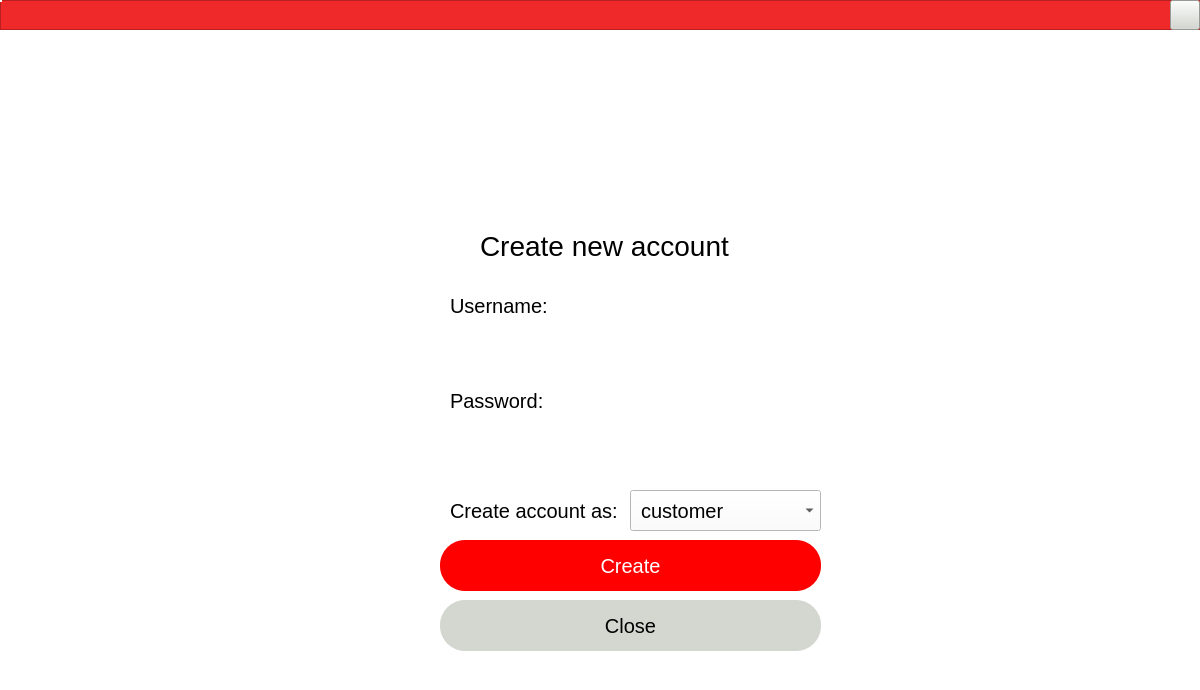
First picture: the form in junbot_gui/ui/loginwidget.ui, repository lacie-life/junbot_core, before the edit.
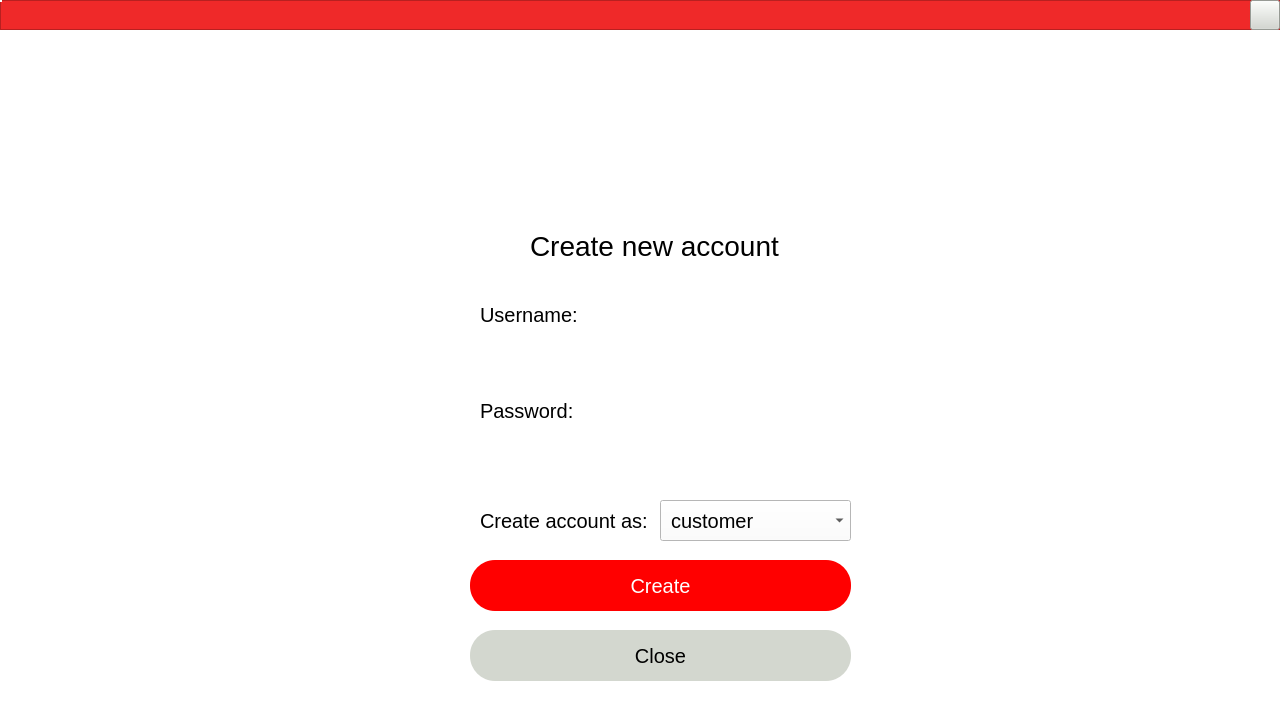
Second picture: the form after the edit. The open tabs and pages were chosen to show the change. Icons and pictures are not drawn.

The edit to the form file:
```diff
--- a/junbot_gui/ui/loginwidget.ui
+++ b/junbot_gui/ui/loginwidget.ui
@@ -9,8 +9,8 @@
    <rect>
     <x>0</x>
     <y>0</y>
-    <width>1200</width>
-    <height>690</height>
+    <width>1280</width>
+    <height>720</height>
    </rect>
   </property>
   <property name="windowTitle">
@@ -30,8 +30,8 @@
     <rect>
      <x>0</x>
      <y>0</y>
-     <width>1200</width>
-     <height>690</height>
+     <width>1280</width>
+     <height>720</height>
     </rect>
    </property>
    <property name="currentIndex">
@@ -758,15 +758,15 @@
       <rect>
        <x>0</x>
        <y>0</y>
-       <width>1200</width>
-       <height>690</height>
+       <width>1280</width>
+       <height>720</height>
       </rect>
      </property>
      <widget class="QPushButton" name="closeButton">
       <property name="geometry">
        <rect>
-        <x>440</x>
-        <y>600</y>
+        <x>470</x>
+        <y>630</y>
         <width>381</width>
         <height>51</height>
        </rect>
@@ -787,8 +787,8 @@
      <widget class="QLineEdit" name="nameInput">
       <property name="geometry">
        <rect>
-        <x>440</x>
-        <y>320</y>
+        <x>470</x>
+        <y>330</y>
         <width>381</width>
         <height>51</height>
        </rect>
@@ -809,8 +809,8 @@
      <widget class="QLineEdit" name="passInput">
       <property name="geometry">
        <rect>
-        <x>440</x>
-        <y>420</y>
+        <x>470</x>
+        <y>430</y>
         <width>381</width>
         <height>51</height>
        </rect>
@@ -836,8 +836,8 @@
        <rect>
         <x>0</x>
         <y>0</y>
-        <width>1200</width>
-        <height>690</height>
+        <width>1280</width>
+        <height>720</height>
        </rect>
       </property>
       <property name="font">
@@ -857,7 +857,7 @@
        <rect>
         <x>0</x>
         <y>0</y>
-        <width>1200</width>
+        <width>1280</width>
         <height>30</height>
        </rect>
       </property>
@@ -873,7 +873,7 @@
       <widget class="QPushButton" name="btnWinClose_2">
        <property name="geometry">
         <rect>
-         <x>1170</x>
+         <x>1250</x>
          <y>0</y>
          <width>30</width>
          <height>30</height>
@@ -890,7 +890,7 @@
      <widget class="QFrame" name="frame_12">
       <property name="geometry">
        <rect>
-        <x>460</x>
+        <x>510</x>
         <y>50</y>
         <width>311</width>
         <height>131</height>
@@ -925,8 +925,8 @@
      <widget class="QPushButton" name="createButton_2">
       <property name="geometry">
        <rect>
-        <x>440</x>
-        <y>540</y>
+        <x>470</x>
+        <y>560</y>
         <width>381</width>
         <height>51</height>
        </rect>
@@ -949,7 +949,7 @@
      <widget class="QFrame" name="frame_13">
       <property name="geometry">
        <rect>
-        <x>470</x>
+        <x>520</x>
         <y>200</y>
         <width>271</width>
         <height>91</height>
@@ -992,8 +992,8 @@
      <widget class="QFrame" name="frame_14">
       <property name="geometry">
        <rect>
-        <x>440</x>
-        <y>280</y>
+        <x>470</x>
+        <y>289</y>
         <width>131</width>
         <height>51</height>
        </rect>
@@ -1032,8 +1032,8 @@
      <widget class="QFrame" name="frame_15">
       <property name="geometry">
        <rect>
-        <x>440</x>
-        <y>370</y>
+        <x>470</x>
+        <y>380</y>
         <width>111</width>
         <height>61</height>
        </rect>
@@ -1072,8 +1072,8 @@
      <widget class="QComboBox" name="comboBox">
       <property name="geometry">
        <rect>
-        <x>630</x>
-        <y>490</y>
+        <x>660</x>
+        <y>500</y>
         <width>191</width>
         <height>41</height>
        </rect>
@@ -1103,8 +1103,8 @@
      <widget class="QFrame" name="frame_16">
       <property name="geometry">
        <rect>
-        <x>450</x>
-        <y>480</y>
+        <x>470</x>
+        <y>490</y>
         <width>191</width>
         <height>61</height>
        </rect>
@@ -1124,7 +1124,7 @@
       <widget class="QLabel" name="label_19">
        <property name="geometry">
         <rect>
-         <x>0</x>
+         <x>10</x>
          <y>10</y>
          <width>181</width>
          <height>41</height>
```
Left out of the diff: 56 changed lines with no effect on the pictures.
